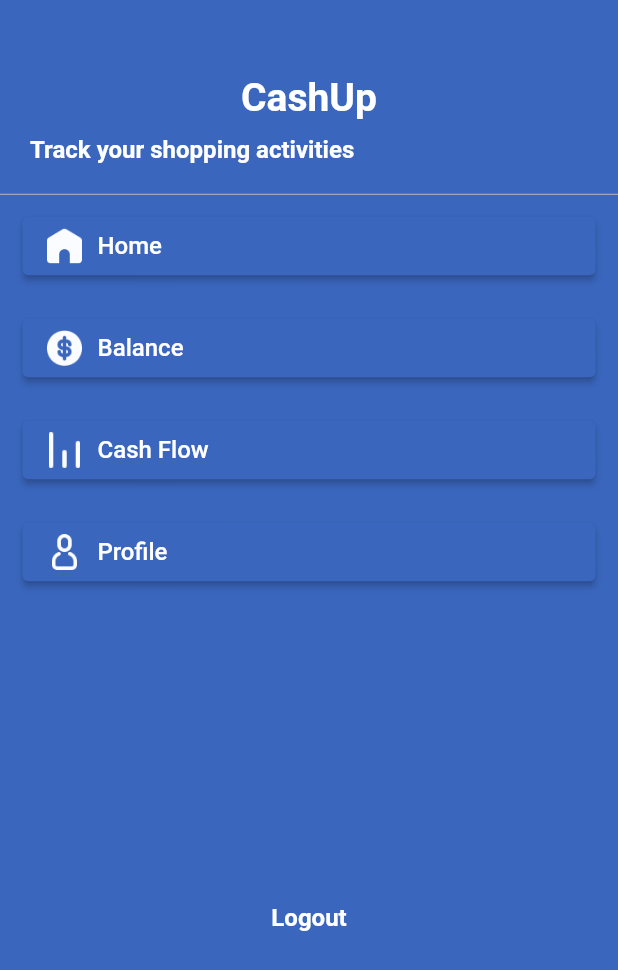
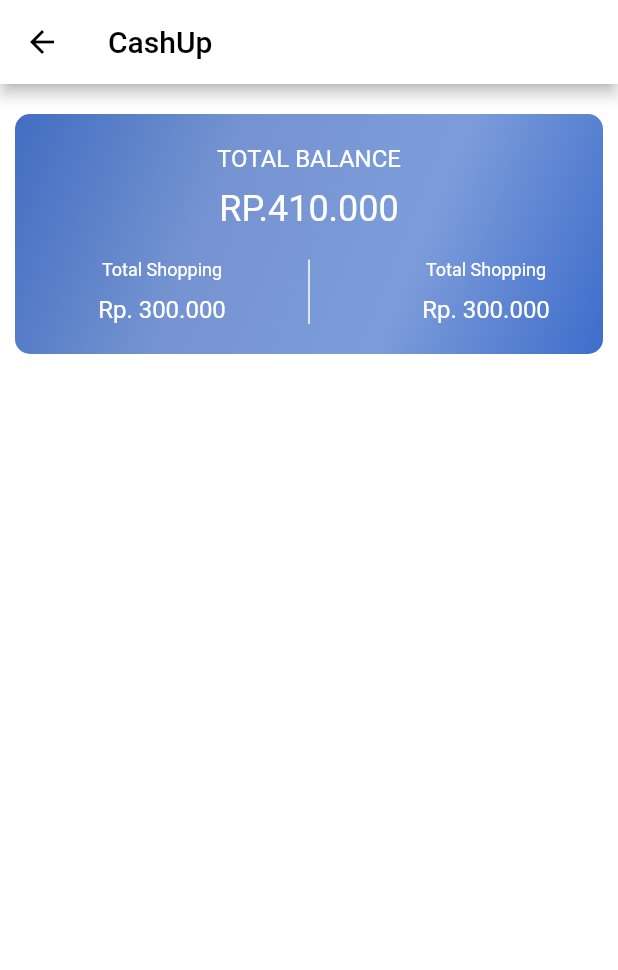
Before and after one commit to MaryDayGit/keeptrack, a Flutter app: the MenuWidgetPage screen opened by its route, after a tap on "Home", on a phone screen of 412 x 824 dp. Shown: the top 970 px of the screen. Run offline on Flutter 3.47's test engine with Material 2 defaults, Android fonts, the phone set to English and light mode, and no system bars.

Commit message:
мейн меню

```diff
--- a/lib/main.dart
+++ b/lib/main.dart
@@ -1,5 +1,6 @@
 import 'package:flutter/material.dart';
 import 'package:keeptrack/page/authpage.dart';
+import 'package:keeptrack/page/mainpage.dart';
 import 'package:keeptrack/page/menupage.dart';
 import 'package:keeptrack/page/register.dart';
 import 'package:keeptrack/page/signpage.dart';
@@ -23,6 +24,7 @@
         '/signup': (context) => const SignUp(),
         "/register": (context) => const RegisterPage(),
         "/menupage": (context) => const MenuWidgetPage(),
+        "/mainpage": (context) => const MainHomePage(),
       },
 
       //theme: ThemeData(backgroundColor: const Color(0xFF3A66BD)),
--- a/lib/page/authpage.dart
+++ b/lib/page/authpage.dart
@@ -3,6 +3,7 @@
 //import 'dart:html';
 
 import 'package:flutter/material.dart';
+//TODO доделать валидацию авторизации
 
 class AuthHomePage extends StatelessWidget {
   const AuthHomePage({Key? key}) : super(key: key);
--- /dev/null
+++ b/lib/page/mainpage.dart
@@ -0,0 +1,144 @@
+import 'package:flutter/material.dart';
+
+class MainHomePage extends StatefulWidget {
+  const MainHomePage({Key? key}) : super(key: key);
+
+  @override
+  State<MainHomePage> createState() => _MainHomePageState();
+}
+
+class _MainHomePageState extends State<MainHomePage> {
+  @override
+  Widget build(BuildContext context) {
+    return Scaffold(
+      backgroundColor: Colors.white,
+      appBar: AppBar(
+        backgroundColor: Colors.white,
+        foregroundColor: Colors.black,
+        title: const Text(
+          'CashUp',
+          style: TextStyle(
+            color: Colors.black,
+          ),
+        ),
+      ),
+      body: Center(
+        child: Column(
+          // mainAxisAlignment: MainAxisAlignment.center,
+          crossAxisAlignment: CrossAxisAlignment.stretch,
+          children: [
+            Container(
+              margin: const EdgeInsets.fromLTRB(10, 20, 10, 20),
+              decoration: BoxDecoration(
+                borderRadius: BorderRadius.circular(10),
+                gradient: const LinearGradient(
+                  begin: Alignment.topLeft,
+                  end: Alignment.bottomRight,
+                  colors: [
+                    Color(0xFF426DC2),
+                    Color(0xFF7493D0),
+                    Color(0xFF7D9CDA),
+                    Color(0xFF3D6DCB),
+                  ],
+                ),
+              ),
+              child: Column(
+                children: [
+                  Container(
+                    margin: const EdgeInsets.only(top: 20),
+                    child: const Text(
+                      'TOTAL BALANCE',
+                      style: TextStyle(
+                        color: Colors.white,
+                        fontSize: 16,
+                      ),
+                    ),
+                  ),
+                  const SizedBox(
+                    height: 10,
+                  ),
+                  const Text(
+                    'RP.410.000',
+                    style: TextStyle(
+                      color: Colors.white,
+                      fontSize: 24,
+                    ),
+                  ),
+                  IntrinsicHeight(
+                    child: Row(
+                      // ignore: prefer_const_literals_to_create_immutables
+                      children: [
+                        Expanded(
+                          child: Container(
+                            margin: const EdgeInsets.fromLTRB(30, 20, 10, 20),
+                            child: Column(
+                              // ignore: prefer_const_literals_to_create_immutables
+                              children: [
+                                const Text(
+                                  'Total Shopping',
+                                  // ignore: unnecessary_const
+                                  style: TextStyle(
+                                    color: Colors.white,
+                                    fontSize: 12,
+                                  ),
+                                ),
+                                const SizedBox(
+                                  height: 10,
+                                ),
+                                const Text(
+                                  'Rp. 300.000',
+                                  style: TextStyle(
+                                    color: Colors.white,
+                                    fontSize: 16,
+                                  ),
+                                ),
+                              ],
+                            ),
+                          ),
+                        ),
+                        const VerticalDivider(
+                          width: 40,
+                          thickness: 1,
+                          indent: 20,
+                          endIndent: 20,
+                          color: Colors.white,
+                        ),
+                        Expanded(
+                          child: Container(
+                            margin: const EdgeInsets.fromLTRB(30, 20, 10, 20),
+                            child: Column(
+                              // ignore: prefer_const_literals_to_create_immutables
+                              children: [
+                                const Text(
+                                  'Total Shopping',
+                                  style: TextStyle(
+                                    color: Colors.white,
+                                    fontSize: 12,
+                                  ),
+                                ),
+                                const SizedBox(
+                                  height: 10,
+                                ),
+                                const Text(
+                                  'Rp. 300.000',
+                                  style: TextStyle(
+                                    color: Colors.white,
+                                    fontSize: 16,
+                                  ),
+                                ),
+                              ],
+                            ),
+                          ),
+                        ),
+                      ],
+                    ),
+                  )
+                ],
+              ),
+            ),
+          ],
+        ),
+      ),
+    );
+  }
+}
--- a/lib/page/menupage.dart
+++ b/lib/page/menupage.dart
@@ -53,10 +53,10 @@
               color: Color(0xFFB7BAC0),
               height: 1,
             ),
-            _menubutton('Home', 'images/homeimg.png'),
-            _menubutton('Balance', 'images/balanceimg.png'),
-            _menubutton('Cash Flow', 'images/cashflowimg.png'),
-            _menubutton('Profile', 'images/profileimg.png'),
+            _menubutton(context, 'Home', 'images/homeimg.png'),
+            _menubutton(context, 'Balance', 'images/balanceimg.png'),
+            _menubutton(context, 'Cash Flow', 'images/cashflowimg.png'),
+            _menubutton(context, 'Profile', 'images/profileimg.png'),
             SizedBox(
               height: 200,
             ),
@@ -85,7 +85,7 @@
   }
 }
 
-Widget _menubutton(String butttext, String pathImg) {
+Widget _menubutton(BuildContext context, String butttext, String pathImg) {
   return Container(
     margin: EdgeInsets.fromLTRB(15, 10, 15, 10),
     child: ElevatedButton(
@@ -93,7 +93,9 @@
         primary: const Color(0xFF3A66BD),
         onPrimary: Colors.white,
       ),
-      onPressed: () {},
+      onPressed: () {
+        Navigator.pushNamed(context, '/mainpage');
+      },
       child: Row(
         children: <Widget>[
           Image.asset(
```
